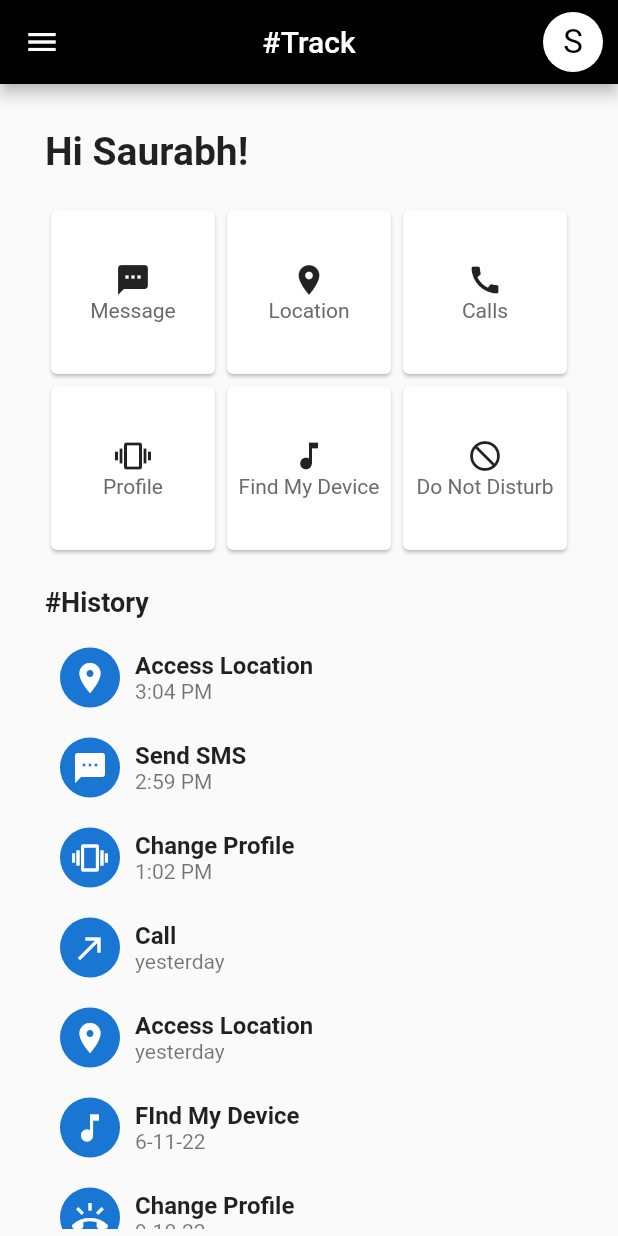
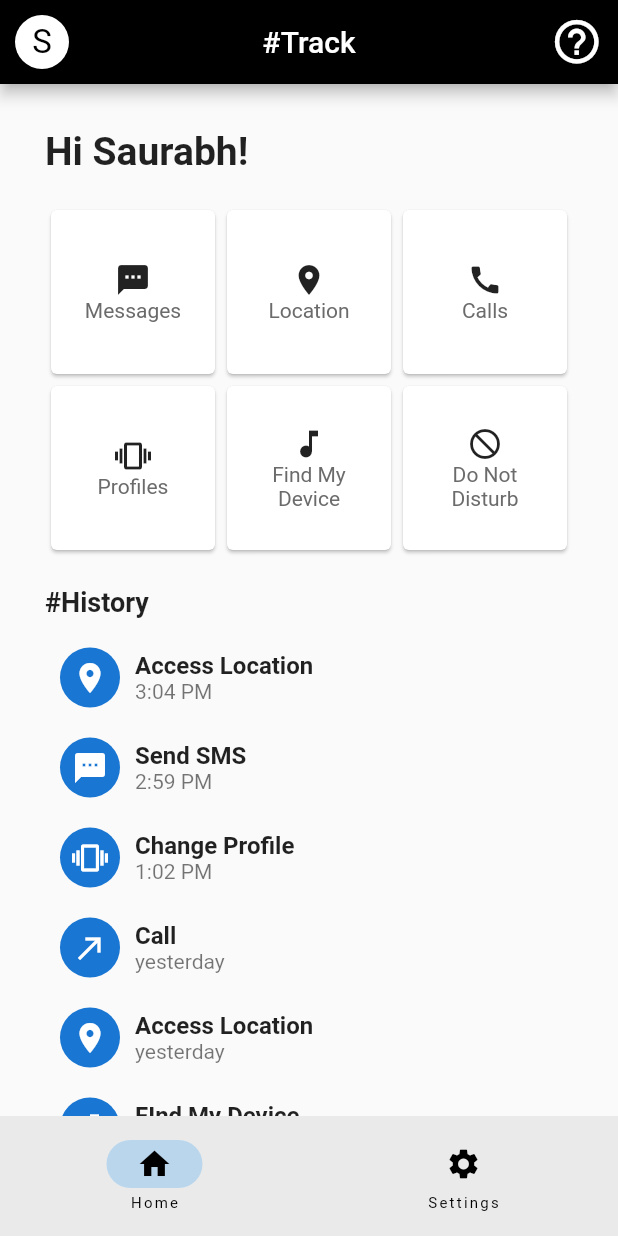
Before and after one commit to r00t-victor/sharptrack, a Flutter app: the screen it shows after launch, on a phone screen of 412 x 824 dp. Run offline on Flutter 3.47's test engine with Material 2 defaults, Android fonts, the light colour scheme and no system bars; missing offline and left inert: dart:ffi.

Commit message:
Bottom Navigation Added

```diff
--- a/lib/screens/homepage.dart
+++ b/lib/screens/homepage.dart
@@ -1,17 +1,22 @@
 import 'package:flutter/material.dart';
-import 'package:sharptrack/widgets/historytile.dart';
 
-class HomePage extends StatelessWidget {
-  const HomePage({super.key});
+import 'package:sharptrack/widgets/homepagecontent.dart';
+import 'package:sharptrack/widgets/settings.dart';
 
+class HomePage extends StatefulWidget {
+  HomePage({super.key});
+
+  @override
+  State<HomePage> createState() => _HomePageState();
+}
+
+class _HomePageState extends State<HomePage> {
+  int currentPage = 0;
   @override
   Widget build(BuildContext context) {
     return Scaffold(
       appBar: AppBar(
-        leading: const Icon(Icons.menu),
-        title: Text('#Track'),
-        actions: const [
-          Padding(
+        leading: const Padding(
           padding: EdgeInsets.symmetric(horizontal: 10.0),
           child: CircleAvatar(
             backgroundColor: Colors.white,
@@ -24,138 +29,30 @@ class HomePage extends StatelessWidget {
             ),
           ),
         ),
-        ],
-      ),
-      body: Container(
-        padding:
-            const EdgeInsets.only(left: 30.0, right: 30, top: 30, bottom: 5.0),
-        child: Column(
-          crossAxisAlignment: CrossAxisAlignment.start,
-          children: [
-            const Text(
-              'Hi Saurabh!',
-              style: TextStyle(fontSize: 26, fontWeight: FontWeight.w600),
-            ),
-            SizedBox(
-              height: 20.0,
-            ),
-            GridView.count(
-              shrinkWrap: true,
-              crossAxisCount: 3,
-              children: [
-                Card(
-                  child: Column(
-                    mainAxisAlignment: MainAxisAlignment.center,
-                    children: [
-                      Icon(Icons.sms),
-                      Text(
-                        'Message',
-                        style: TextStyle(
-                          fontSize: 14.0,
-                          color: Color.fromARGB(255, 107, 107, 107),
+        title: Text('#Track'),
+        actions: const [
+          Padding(
+            padding: EdgeInsets.symmetric(horizontal: 10.0),
+            child: Icon(
+              Icons.help_outline_outlined,
+              color: Colors.white,
+              size: 35,
             ),
           ),
         ],
       ),
-                ),
-                Card(
-                  child: Column(
-                    mainAxisAlignment: MainAxisAlignment.center,
-                    children: [
-                      Icon(Icons.location_on),
-                      Text(
-                        'Location',
-                        style: TextStyle(
-                          fontSize: 14.0,
-                          color: Color.fromARGB(255, 107, 107, 107),
-                        ),
-                      ),
+      body: currentPage == 0 ? HomePageContent() : Settings(),
+      bottomNavigationBar: NavigationBar(
+        destinations: const [
+          NavigationDestination(icon: Icon(Icons.home), label: 'Home'),
+          NavigationDestination(icon: Icon(Icons.settings), label: 'Settings')
         ],
-                  ),
-                ),
-                Card(
-                  child: Column(
-                    mainAxisAlignment: MainAxisAlignment.center,
-                    children: [
-                      Icon(Icons.call),
-                      Text(
-                        'Calls',
-                        style: TextStyle(
-                          fontSize: 14.0,
-                          color: Color.fromARGB(255, 107, 107, 107),
-                        ),
-                      ),
-                    ],
-                  ),
-                ),
-                Card(
-                  child: Column(
-                    mainAxisAlignment: MainAxisAlignment.center,
-                    children: [
-                      Icon(Icons.vibration),
-                      Text(
-                        'Profile',
-                        style: TextStyle(
-                          fontSize: 14.0,
-                          color: Color.fromARGB(255, 107, 107, 107),
-                        ),
-                      ),
-                    ],
-                  ),
-                ),
-                Card(
-                  child: Column(
-                    mainAxisAlignment: MainAxisAlignment.center,
-                    children: [
-                      Icon(Icons.music_note),
-                      Text(
-                        'Find My Device',
-                        style: TextStyle(
-                          fontSize: 14.0,
-                          color: Color.fromARGB(255, 107, 107, 107),
-                        ),
-                      ),
-                    ],
-                  ),
-                ),
-                Card(
-                  child: Column(
-                    mainAxisAlignment: MainAxisAlignment.center,
-                    children: [
-                      Icon(Icons.do_not_disturb),
-                      Text(
-                        'Do Not Disturb',
-                        style: TextStyle(
-                          fontSize: 14.0,
-                          color: Color.fromARGB(255, 107, 107, 107),
-                        ),
-                      ),
-                    ],
-                  ),
-                ),
-              ],
-            ),
-            const SizedBox(
-              height: 10.0,
-            ),
-            const Padding(
-              padding: EdgeInsets.symmetric(vertical: 10.0),
-              child: Text(
-                '#History',
-                style: TextStyle(fontSize: 18.0, fontWeight: FontWeight.bold),
-              ),
-            ),
-            Expanded(
-              child: ListView.builder(
-                itemCount: 7,
-                itemBuilder: ((context, index) {
-                  return HistoryTile(index: index);
-                }),
-              ),
-            ),
-            // Text('See more...'),
-          ],
-        ),
+        onDestinationSelected: (int index) {
+          setState(() {
+            currentPage = index;
+          });
+        },
+        selectedIndex: currentPage,
       ),
     );
   }
--- /dev/null
+++ b/lib/widgets/homepagecontent.dart
@@ -0,0 +1,72 @@
+import 'package:flutter/material.dart';
+import 'package:sharptrack/widgets/historytile.dart';
+import 'package:sharptrack/widgets/servicesCard.dart';
+
+class HomePageContent extends StatelessWidget {
+  HomePageContent({super.key});
+  final List<String> servicesLabels = [
+    'Messages',
+    'Location',
+    'Calls',
+    'Profiles',
+    'Find My Device',
+    'Do Not Disturb'
+  ];
+  final List<IconData> servicesIcons = [
+    Icons.sms,
+    Icons.location_on,
+    Icons.call,
+    Icons.vibration,
+    Icons.music_note,
+    Icons.do_not_disturb
+  ];
+
+  @override
+  Widget build(BuildContext context) {
+    return Container(
+      padding: const EdgeInsets.only(left: 30.0, right: 30, top: 30),
+      child: Column(
+        crossAxisAlignment: CrossAxisAlignment.start,
+        children: [
+          const Text(
+            'Hi Saurabh!',
+            style: TextStyle(fontSize: 26, fontWeight: FontWeight.w600),
+          ),
+          SizedBox(
+            height: 20.0,
+          ),
+          GridView.count(
+            shrinkWrap: true,
+            crossAxisCount: 3,
+            children: List.generate(
+              servicesLabels.length,
+              ((index) {
+                return ServicesCard(
+                    label: servicesLabels[index], icon: servicesIcons[index]);
+              }),
+            ),
+          ),
+          const SizedBox(
+            height: 10.0,
+          ),
+          const Padding(
+            padding: EdgeInsets.symmetric(vertical: 10.0),
+            child: Text(
+              '#History',
+              style: TextStyle(fontSize: 18.0, fontWeight: FontWeight.bold),
+            ),
+          ),
+          Expanded(
+            child: ListView.builder(
+              itemCount: 7,
+              itemBuilder: ((context, index) {
+                return HistoryTile(index: index);
+              }),
+            ),
+          ),
+          // Text('See more...'),
+        ],
+      ),
+    );
+  }
+}
--- /dev/null
+++ b/lib/widgets/servicesCard.dart
@@ -0,0 +1,30 @@
+import 'package:flutter/material.dart';
+
+class ServicesCard extends StatelessWidget {
+  const ServicesCard({super.key, required this.label, required this.icon});
+  final String label;
+  final IconData icon;
+
+  @override
+  Widget build(BuildContext context) {
+    return Card(
+      child: Padding(
+        padding: const EdgeInsets.all(10),
+        child: Column(
+          mainAxisAlignment: MainAxisAlignment.center,
+          children: [
+            Icon(icon),
+            Text(
+              label,
+              textAlign: TextAlign.center,
+              style: const TextStyle(
+                fontSize: 14.0,
+                color: Color.fromARGB(255, 107, 107, 107),
+              ),
+            ),
+          ],
+        ),
+      ),
+    );
+  }
+}
--- /dev/null
+++ b/lib/widgets/settings.dart
@@ -0,0 +1,10 @@
+import 'package:flutter/material.dart';
+
+class Settings extends StatelessWidget {
+  const Settings({super.key});
+
+  @override
+  Widget build(BuildContext context) {
+    return Container();
+  }
+}
```
Lines whose indentation alone changed are shown as unchanged.
